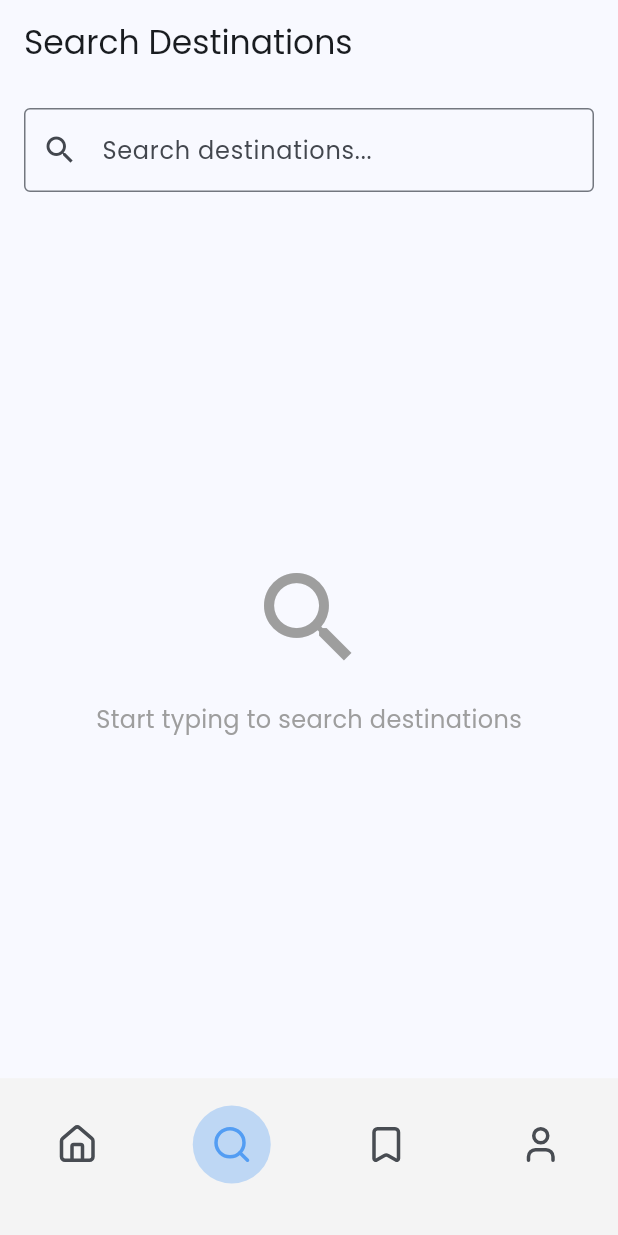
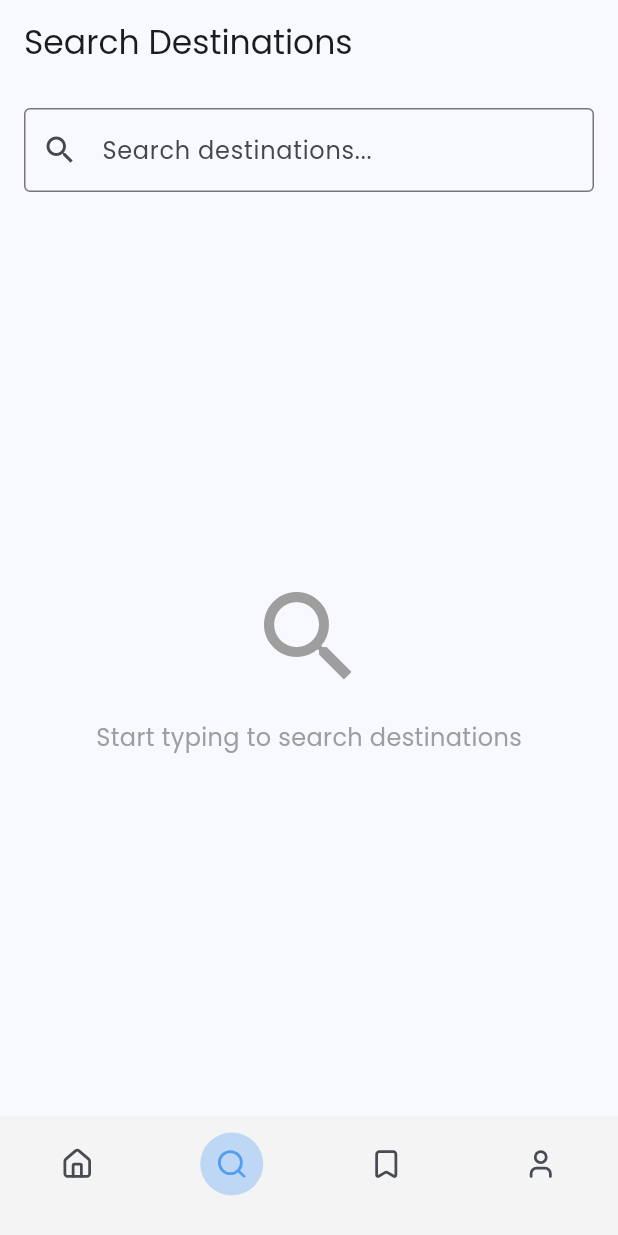
Before and after one commit to hazz01/Loka, a Flutter app: the screen it shows after launch, item 2 of the bottom bar chosen, on a phone screen of 412 x 824 dp. Run offline on Flutter 3.47's test engine with Material 3 defaults, Android fonts, the light colour scheme and no system bars; our stand-ins replace flutter_riverpod, go_router, google_fonts, infinite_scroll_pagination, lucide_icons_flutter, toastification and 1 more; missing offline and left inert: mapbox_maps_flutter, webview_flutter_android, webview_flutter_wkwebview; network calls fail.

Commit message:
feat: :zap: Responsive navbar

```diff
--- a/lib/routing/app_router.dart
+++ b/lib/routing/app_router.dart
@@ -141,7 +141,8 @@ class AppRouter {
             path: 'loading',
             name: 'kategori-loading',
             builder: (context, state) => const LoadingScreen(),
-          ),          GoRoute(
+          ),
+          GoRoute(
             path: 'timeline',
             name: 'timeline-trip',
             builder: (context, state) {
@@ -164,14 +165,14 @@ class ScaffoldWithNavBar extends StatelessWidget {
   @override
   Widget build(BuildContext context) {
     final screenWidth = MediaQuery.of(context).size.width;
-    final isTablet = screenWidth > 600;
-    final isLargeScreen = screenWidth > 900;
+    final isSmallScreen = screenWidth < 600;
+    final scale = isSmallScreen ? 0.85 : (screenWidth / 375).clamp(0.85, 1.1);
 
     // Responsive sizing
-    final navBarHeight = isTablet ? 110.0 : (isLargeScreen ? 120.0 : 105.0);
-    final iconPadding = isTablet ? 16.0 : (isLargeScreen ? 20.0 : 12.0);
-    final iconSize = isTablet ? 32.0 : (isLargeScreen ? 36.0 : 28.0);
-    final fontSize = isTablet ? 14.0 : (isLargeScreen ? 16.0 : 12.0);
+    final navBarHeight = isSmallScreen ? 80.0 : 90.0;
+    final iconPadding = isSmallScreen ? 10.0 : 14.0;
+    final iconSize = (24 * scale).clamp(22.0, 30.0);
+    final fontSize = (12 * scale).clamp(11.0, 14.0);
 
     return Scaffold(
       body: navigationShell,
@@ -198,25 +199,25 @@ class ScaffoldWithNavBar extends StatelessWidget {
                 icon: LucideIcons.house,
                 isActive: navigationShell.currentIndex == 0,
                 padding: iconPadding,
-                label: isLargeScreen ? 'Home' : '',
+                label: '',
               ),
               _buildNavBarItem(
                 icon: LucideIcons.search,
                 isActive: navigationShell.currentIndex == 1,
                 padding: iconPadding,
-                label: isLargeScreen ? 'Search' : '',
+                label: '',
               ),
               _buildNavBarItem(
                 icon: LucideIcons.bookmark,
                 isActive: navigationShell.currentIndex == 2,
                 padding: iconPadding,
-                label: isLargeScreen ? 'Saved' : '',
+                label: '',
               ),
               _buildNavBarItem(
                 icon: LucideIcons.user,
                 isActive: navigationShell.currentIndex == 3,
                 padding: iconPadding,
-                label: isLargeScreen ? 'Profile' : '',
+                label: '',
               ),
             ],
           ),
```
